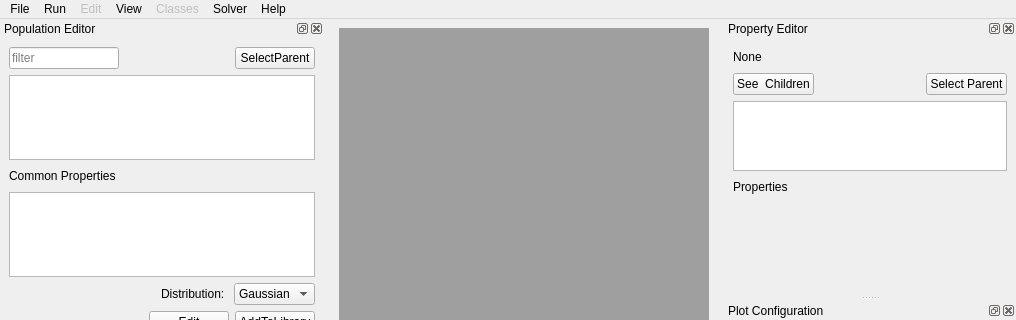
The window that moose/branches/buildQ/gui/newgui.ui (physicalist/ncbs-moose) describes before a commit, drawn with Qt 5; both pictures show x 0 to 1016 and y 0 to 320 of the 1016 by 1123 pixel window.
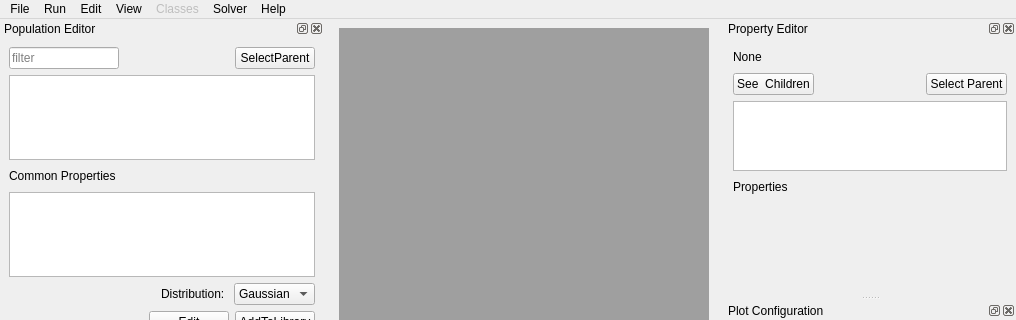
The same window after the commit. Custom widgets are drawn as their Qt base class.

Commit message: MooseGUI: Moved Settings under Edit menu.

```diff
--- a/moose/branches/buildQ/gui/newgui.ui
+++ b/moose/branches/buildQ/gui/newgui.ui
@@ -180,7 +180,7 @@
    </widget>
    <widget class="QMenu" name="menuEdit">
     <property name="enabled">
-     <bool>false</bool>
+     <bool>true</bool>
     </property>
     <property name="title">
      <string>Edit</string>
```
Left out of the diff: 15 changed lines with no effect on the pictures. The commit also changes 2 other files.
